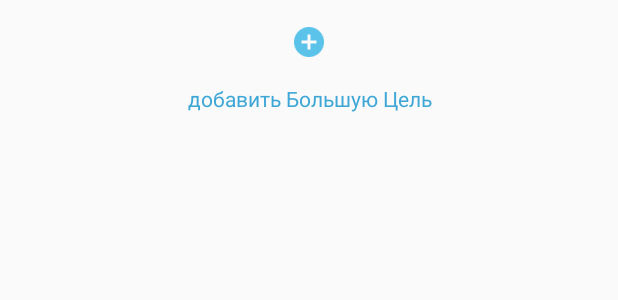
After one commit to stereoVibe/theWayOfTheTurtles, an Android app: the layout action_bar_layout.xml on its own in the app's theme, with its tools: preview values and no code run, on a phone screen of 412 x 824 dp. The commit adds this screen. Shown: the top 300 px of the screen. Run offline under Robolectric (Android 15) with nearby library versions, the phone set to English and light mode, and no system bars.

Commit message:
Toolbar with addBigGoal button added.

```diff
--- a/app/src/main/java/io/sokolvault13/biggoals/IntentionDAOHelper.java
+++ b/app/src/main/java/io/sokolvault13/biggoals/IntentionDAOHelper.java
@@ -41,7 +41,7 @@ public class IntentionDAOHelper {
         return task;
     }
 
-    public static <T> List<T> getSubIntention (Dao<T, Integer> dao,
+    public static List<? extends Intention> getSubIntention (Dao<? extends Intention, Integer> dao,
                                                Intention goal,
                                                String idField) throws SQLException {
         return dao.queryBuilder().where()
@@ -49,7 +49,7 @@ public class IntentionDAOHelper {
                 .query();
     }
 
-    public static <T> List<T> getAllSubIntentionsList (Dao<T, Integer> dao,
+    public static <T extends Intention> List<T> getAllSubIntentionsList (Dao<T, Integer> dao,
                                                    Intention goal,
                                                    String idField) throws  SQLException {
         ArrayList<T> subIntentionsList = new ArrayList<>();
@@ -68,7 +68,7 @@ public class IntentionDAOHelper {
         return subIntentionsList;
     }
 
-    public static <T> List<T> getIntentionList (Dao<T, Integer> dao) throws SQLException {
+    public static <T extends Intention> List<T> getIntentionList (Dao<T, Integer> dao) throws SQLException {
         ArrayList<T> list = new ArrayList<>();
         CloseableIterator<T> iterator = dao.closeableIterator();
         try {
--- /dev/null
+++ b/app/src/main/res/layout/action_bar_layout.xml
@@ -0,0 +1,49 @@
+<?xml version="1.0" encoding="utf-8"?>
+<RelativeLayout xmlns:android="http://schemas.android.com/apk/res/android"
+    android:layout_width="match_parent"
+    android:layout_height="@dimen/toolbar_height"
+    android:backgroundTint="@color/colorAccent">
+
+
+    <LinearLayout
+        android:orientation="horizontal"
+        android:layout_width="match_parent"
+        android:layout_height="match_parent"
+        android:layout_centerVertical="true"
+        android:layout_alignParentLeft="true"
+        android:layout_alignParentStart="true">
+
+        <TextView
+            android:layout_width="0dp"
+            android:layout_weight="1"
+            android:layout_height="@dimen/toolbar_height"/>
+
+        <LinearLayout
+            android:layout_weight="1"
+            android:orientation="vertical"
+            android:layout_width="match_parent"
+            android:layout_height="match_parent">
+
+            <ImageView
+                android:layout_width="match_parent"
+                android:contentDescription="add biggoal button"
+                android:layout_height="wrap_content"
+                android:id="@+id/imageButton"
+                android:src="@drawable/ic_add_plus"
+                android:layout_marginTop="12dp"
+                android:clickable="true"/>
+
+            <TextView
+                android:layout_width="match_parent"
+                android:layout_height="wrap_content"
+                android:textAppearance="?android:attr/textAppearanceSmall"
+                android:text="добавить Большую Цель"
+                android:textColor="@color/primaryBlue"
+                android:id="@+id/textView"
+                android:gravity="center_horizontal"
+                android:layout_marginTop="12dp"
+                android:clickable="true"/>
+
+        </LinearLayout>
+    </LinearLayout>
+</RelativeLayout>
--- a/app/src/main/res/values/colors.xml
+++ b/app/src/main/res/values/colors.xml
@@ -1,6 +1,7 @@
 <?xml version="1.0" encoding="utf-8"?>
 <resources>
     <color name="happyGreen">#53DD6C</color>
+    <color name="primaryBlue">#3FA7D6</color>
     <color name="colorPrimary">#3F51B5</color>
     <color name="colorPrimaryDark">#303F9F</color>
     <color name="colorAccent">#FF4081</color>
--- a/app/src/main/res/values/dimens.xml
+++ b/app/src/main/res/values/dimens.xml
@@ -2,4 +2,5 @@
     <!-- Default screen margins, per the Android Design guidelines. -->
     <dimen name="activity_horizontal_margin">16dp</dimen>
     <dimen name="activity_vertical_margin">16dp</dimen>
+    <dimen name="toolbar_height">112dp</dimen>
 </resources>
--- a/app/src/main/res/values/styles.xml
+++ b/app/src/main/res/values/styles.xml
@@ -1,7 +1,7 @@
 <resources>
 
     <!-- Base application theme. -->
-    <style name="AppTheme" parent="Theme.AppCompat.Light.DarkActionBar">
+    <style name="AppTheme" parent="Theme.AppCompat.Light.NoActionBar">
         <!-- Customize your theme here. -->
         <item name="colorPrimary">@color/colorPrimary</item>
         <item name="colorPrimaryDark">@color/colorPrimaryDark</item>
```
Also changed, not shown: app/src/main/java/io/sokolvault13/biggoals/BigGoalsActivity.java (+69 -1 lines), app/src/main/res/layout/activity_big_goals.xml (+14 -11 lines), app/src/main/res/menu/action_bar.xml (added, +10 -0 lines), app/src/main/res/drawable-hdpi/ic_add_plus.png (added), app/src/main/res/drawable-mdpi/ic_add_plus.png (added), app/src/main/res/drawable-xhdpi/ic_add_plus.png (added), app/src/main/res/drawable-xxhdpi/ic_add_plus.png (added).
